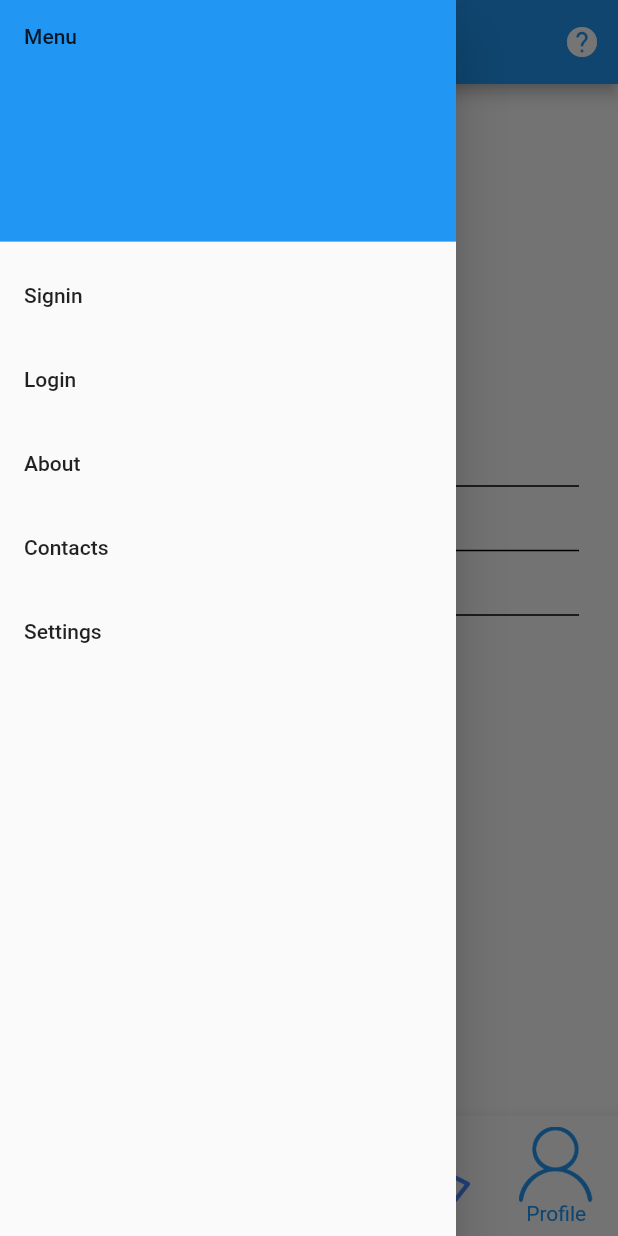
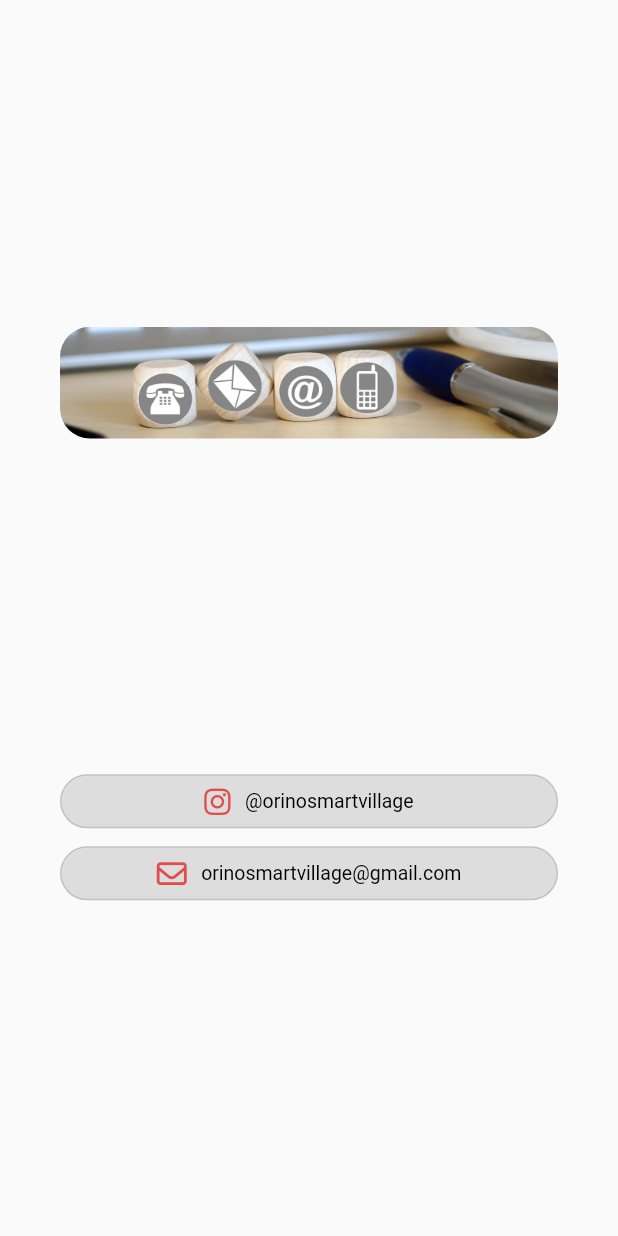
Before and after one commit to alex27riva/orino_smart_village, a Flutter app: the MainApp screen opened directly, item 5 of the bottom bar chosen, in the side drawer, after a tap on "Contacts", on a phone screen of 412 x 824 dp. Run offline on Flutter 3.47's test engine with Material 2 defaults, Android fonts, the phone set to English and light mode, and no system bars; our stand-ins replace carousel_slider, flutter_map, font_awesome_flutter, latlong2, vibration; missing offline and left inert: alert, qr_code_scanner.

Commit message:
Contacts and various fixes

```diff
--- /dev/null
+++ b/lib/contacts.dart
@@ -0,0 +1,107 @@
+import 'package:flutter/material.dart';
+import 'package:font_awesome_flutter/font_awesome_flutter.dart';
+import 'package:url_launcher/url_launcher.dart';
+import 'images.dart' as images;
+
+const contactEmail = 'mailto:orinosmartvillage@gmail.com';
+const contactInstagram = 'https://www.instagram.com/orinosmartvillage';
+
+class Contacts extends StatelessWidget {
+  const Contacts({Key? key}) : super(key: key);
+
+  @override
+  Widget build(BuildContext context) {
+    return Scaffold(
+        body: Container(
+      margin: const EdgeInsets.only(left: 40, right: 40),
+      child: Column(
+        mainAxisAlignment: MainAxisAlignment.spaceEvenly,
+        crossAxisAlignment: CrossAxisAlignment.center,
+        children: <Widget>[
+          ClipRRect(
+            borderRadius: BorderRadius.circular(20.0),
+            child: const Image(
+              image: AssetImage(images.contactBanner),
+            ),
+          ),
+          // Instagram
+          Container(
+            child: Column(
+              children: [
+                OutlinedButton(
+                    style: OutlinedButton.styleFrom(
+                      backgroundColor: const Color(0xffDDDDDD),
+                      shape: const RoundedRectangleBorder(
+                        borderRadius: BorderRadius.all(
+                          Radius.circular(20),
+                        ),
+                      ),
+                    ),
+                    onPressed: () {
+                      final Uri url = Uri.parse(contactInstagram);
+                      launchUrl(url);
+                    },
+                    child: Row(
+                      mainAxisAlignment: MainAxisAlignment.center,
+                      children: const [
+                        FaIcon(
+                          FontAwesomeIcons.instagram,
+                          size: 20,
+                          color: Color(0xffE04D4D),
+                        ),
+                        //Spacer(),
+                        Text(
+                          "   @orinosmartvillage",
+                          style: TextStyle(
+                              color: Colors.black,
+                              fontSize: 13,
+                              fontFamily: 'Roboto',
+                              fontWeight: FontWeight.normal,
+                              decoration: TextDecoration.none),
+                        )
+                      ],
+                    )),
+
+                OutlinedButton(
+                    style: OutlinedButton.styleFrom(
+                      backgroundColor: const Color(0xffDDDDDD),
+                      shape: const RoundedRectangleBorder(
+                        borderRadius: BorderRadius.all(
+                          Radius.circular(20),
+                        ),
+                      ),
+                    ),
+                    onPressed: () {
+                      final Uri url = Uri.parse(contactEmail);
+                      launchUrl(url);
+                    },
+                    child: Row(
+                      mainAxisAlignment: MainAxisAlignment.center,
+                      children: const [
+                        FaIcon(
+                          FontAwesomeIcons.envelope,
+                          size: 20,
+                          color: Color(0xffE04D4D),
+                        ),
+                        //Spacer(),
+                        Text(
+                          "   orinosmartvillage@gmail.com",
+                          style: TextStyle(
+                              color: Colors.black,
+                              fontSize: 13,
+                              fontFamily: 'Roboto',
+                              fontWeight: FontWeight.normal,
+                              decoration: TextDecoration.none),
+                        )
+                      ],
+                    )),
+
+              ],
+            ),
+          ),
+
+        ],
+      ),
+    ));
+  }
+}
--- a/lib/home.dart
+++ b/lib/home.dart
@@ -7,6 +7,7 @@ import 'images.dart' as images;
 
 final List<String> imgList = [
   images.roccaTramonto,
+  images.territorio,
 ];
 
 const buttonForeground = Color(0xff304d85);
@@ -30,9 +31,13 @@ class Home extends StatelessWidget {
           CarouselSlider(
             options: CarouselOptions(),
             items: imgList
-                .map((item) => Container(
-                      child: Center(child: Image(image: AssetImage(item))),
-                    ))
+                .map((item) => Center(
+                        child: ClipRRect(
+                      borderRadius: BorderRadius.circular(20.0),
+                      child: Image(
+                        image: AssetImage(item),
+                      ),
+                    )))
                 .toList(),
           ),
           Container(
@@ -59,7 +64,8 @@ class Home extends StatelessWidget {
                           //FaIcon(FontAwesomeIcons.fortAwesome, size: 75),
                           Text('Ecomuseo',
                               textAlign: TextAlign.end,
-                              style: TextStyle(fontSize: 15, color: Colors.black)),
+                              style:
+                                  TextStyle(fontSize: 15, color: Colors.black)),
                         ]),
                   ),
                   // Rocca di Orino
@@ -115,7 +121,8 @@ class Home extends StatelessWidget {
                             size: 75, color: buttonForeground),
                         Text('Ecoturismo',
                             textAlign: TextAlign.end,
-                            style: TextStyle(fontSize: 15, color: Colors.black)),
+                            style:
+                                TextStyle(fontSize: 15, color: Colors.black)),
                       ]),
                 ),
                 // Cantine
@@ -137,7 +144,8 @@ class Home extends StatelessWidget {
                         ),
                         Text('Cantine',
                             textAlign: TextAlign.center,
-                            style: TextStyle(fontSize: 15, color: Colors.black)),
+                            style:
+                                TextStyle(fontSize: 15, color: Colors.black)),
                       ]),
                 ),
               ],
--- a/lib/images.dart
+++ b/lib/images.dart
@@ -15,3 +15,6 @@ const profilePlaceholder = 'assets/images/profile-placeholder.png';
 // Carousel
 const roccaTramonto = 'assets/images/carousel/rocca-tramonto.jpg';
 const territorio = 'assets/images/carousel/territorio.jpg';
+
+// Contacts
+const contactBanner = 'assets/images/contacts.png';
--- a/lib/main.dart
+++ b/lib/main.dart
@@ -7,6 +7,7 @@ import 'package:orino_smart_village/rocca.dart';
 import 'package:orino_smart_village/scanner.dart';
 import 'package:orino_smart_village/home.dart';
 import 'about.dart';
+import 'contacts.dart';
 import 'images.dart' as constants;
 import 'login.dart';
 
@@ -20,7 +21,7 @@ class MyApp extends StatelessWidget {
     return MaterialApp(
         title: 'Orino Smart Village',
         theme: ThemeData(primarySwatch: Colors.blue),
-        home: MainApp(),
+        home: const MainApp(),
         initialRoute: '/register',
         routes: {
           '/login': (_) => const Login(),
@@ -29,12 +30,13 @@ class MyApp extends StatelessWidget {
           '/about': (_) => const About(),
           '/home': (_) => const Home(),
           '/rocca': (_) => const Rocca(),
+          '/contacts': (_) => const Contacts(),
         });
   }
 }
 
 class MainApp extends StatefulWidget {
-  MainApp({Key? key}) : super(key: key);
+  const MainApp({Key? key}) : super(key: key);
 
   final String title = 'Orino Smart Village';
 
@@ -43,7 +45,8 @@ class MainApp extends StatefulWidget {
 }
 
 class _MainAppState extends State<MainApp> {
-  int _currentIndex = 0;
+  // Home = 2
+  int _currentIndex = 2;
 
   static const double iconSize = 50;
   final List _screens = [
@@ -137,8 +140,7 @@ class _MainAppState extends State<MainApp> {
             ListTile(
               title: const Text('Contacts'),
               onTap: () {
-                // Update the state of the app.
-                // ...
+                Navigator.pushNamed(context, '/contacts');
               },
             ),
             ListTile(
--- a/lib/profile.dart
+++ b/lib/profile.dart
@@ -30,14 +30,17 @@ class Profile extends StatelessWidget {
                   margin: const EdgeInsets.only(bottom: 16.0),
                   child: Column(children: <Widget>[
                     const Image(
-                        image: AssetImage(images.profilePlaceholder)),
+                        image: AssetImage(images.profilePlaceholder),
+                        width: 100,
+                        fit: BoxFit.fill,
+                        height: 100),
                     RichText(
                         text: const TextSpan(
                       text: "Nome Cognome",
                       style: TextStyle(
                           color: Colors.black,
-                          fontSize: 15,
-                          fontWeight: FontWeight.bold,
+                          fontSize: 18,
+                          fontWeight: FontWeight.normal,
                           decoration: TextDecoration.none),
                     )),
                     RichText(
--- a/pubspec.yaml
+++ b/pubspec.yaml
@@ -75,6 +75,7 @@ flutter:
     - assets/images/profile-placeholder.png
     - assets/images/fondazione-cariplo-logo.png
     - assets/images/insubria-logo.png
+    - assets/images/contacts.png
   # An image asset can refer to one or more resolution-specific "variants", see
   # https://flutter.dev/assets-and-images/#resolution-aware
 
```
Also changed, not shown: lib/login.dart (+13 -2 lines), lib/registration.dart (+30 -3 lines), lib/rocca.dart (+10 -3 lines), assets/images/contacts.png (added).
